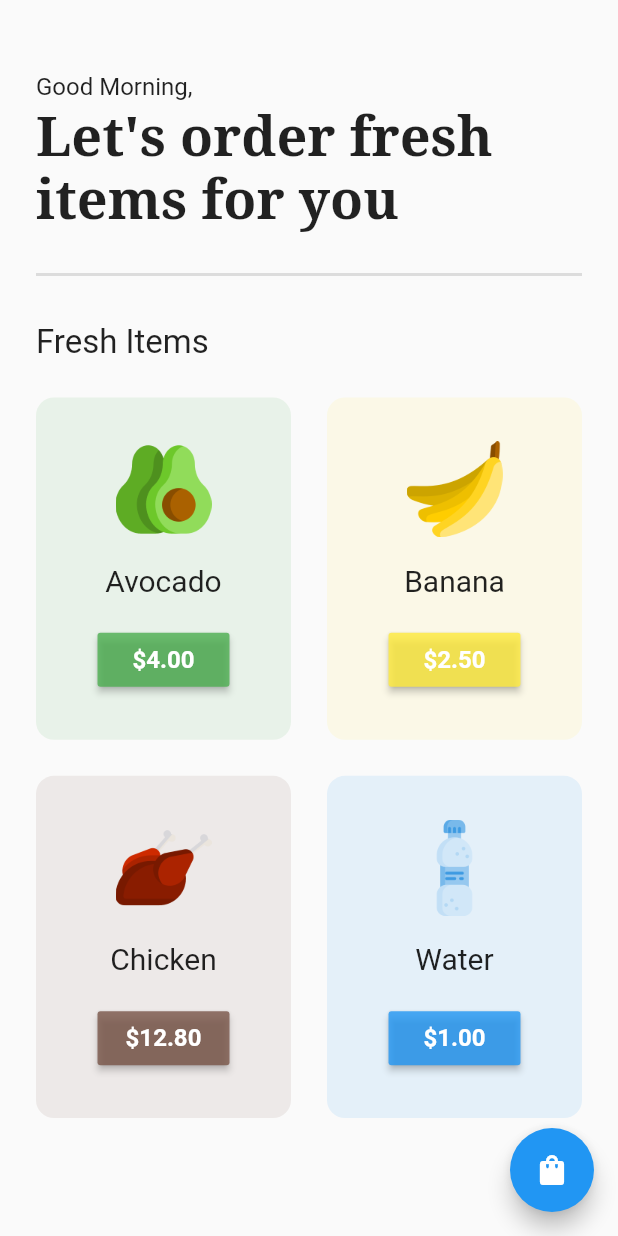
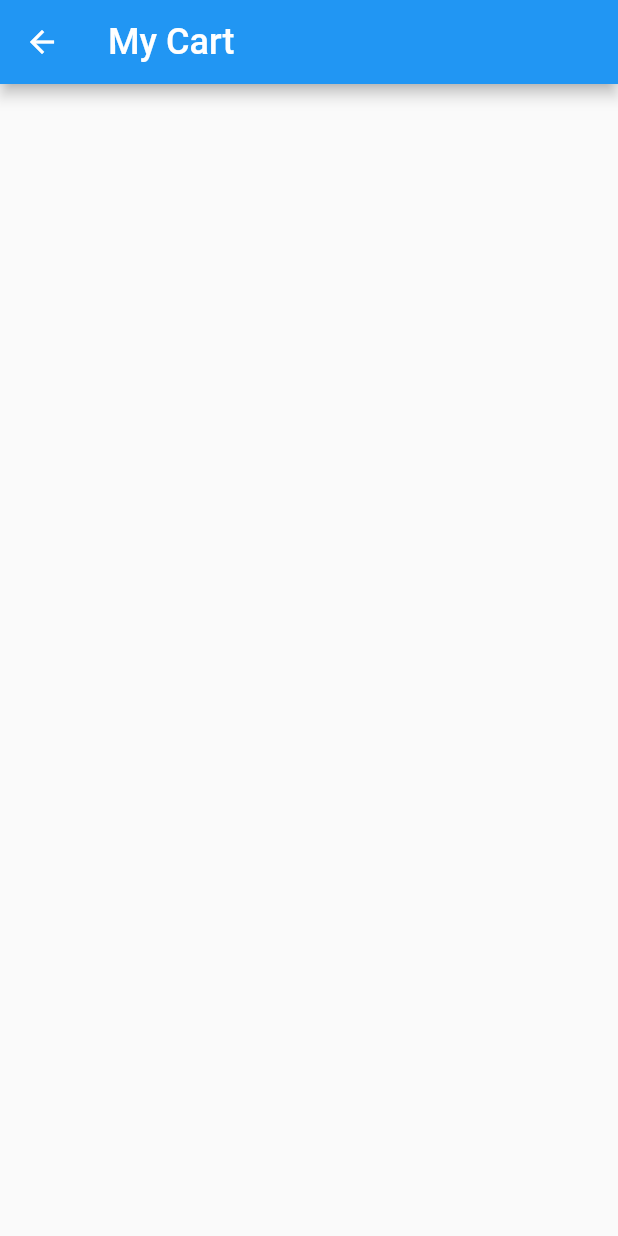
Before and after one commit to Chandara-Sin/grocery-shop-app, a Flutter app: the HomePage screen opened directly, after a tap on the "shopping bag" icon, on a phone screen of 412 x 824 dp. Run offline on Flutter 3.47's test engine with Material 2 defaults, Android fonts, the phone set to English and light mode, and no system bars; our stand-ins replace google_fonts.

Commit message:
feat: route to cart page

```diff
--- /dev/null
+++ b/lib/screens/cart_page.dart
@@ -0,0 +1,17 @@
+import 'package:flutter/material.dart';
+
+class CartPage extends StatelessWidget {
+  const CartPage({super.key});
+
+  @override
+  Widget build(BuildContext context) {
+    return Scaffold(
+      appBar: AppBar(
+        title: const Text(
+          "My Cart",
+          style: TextStyle(fontSize: 24),
+        ),
+      ),
+    );
+  }
+}
--- a/lib/screens/home_page.dart
+++ b/lib/screens/home_page.dart
@@ -1,6 +1,7 @@
 import 'package:flutter/material.dart';
 import 'package:google_fonts/google_fonts.dart';
 import 'package:grocery_shop_app/models/cart_model.dart';
+import 'package:grocery_shop_app/screens/cart_page.dart';
 import 'package:provider/provider.dart';
 
 import '../widgets/grocery_item_tile.dart';
@@ -71,7 +72,8 @@ class HomePage extends StatelessWidget {
         ]),
       ),
       floatingActionButton: FloatingActionButton(
-        onPressed: () {},
+        onPressed: () => Navigator.push(
+            context, MaterialPageRoute(builder: (context) => const CartPage())),
         backgroundColor: Colors.blue,
         child: const Icon(Icons.shopping_bag),
       ),
```
